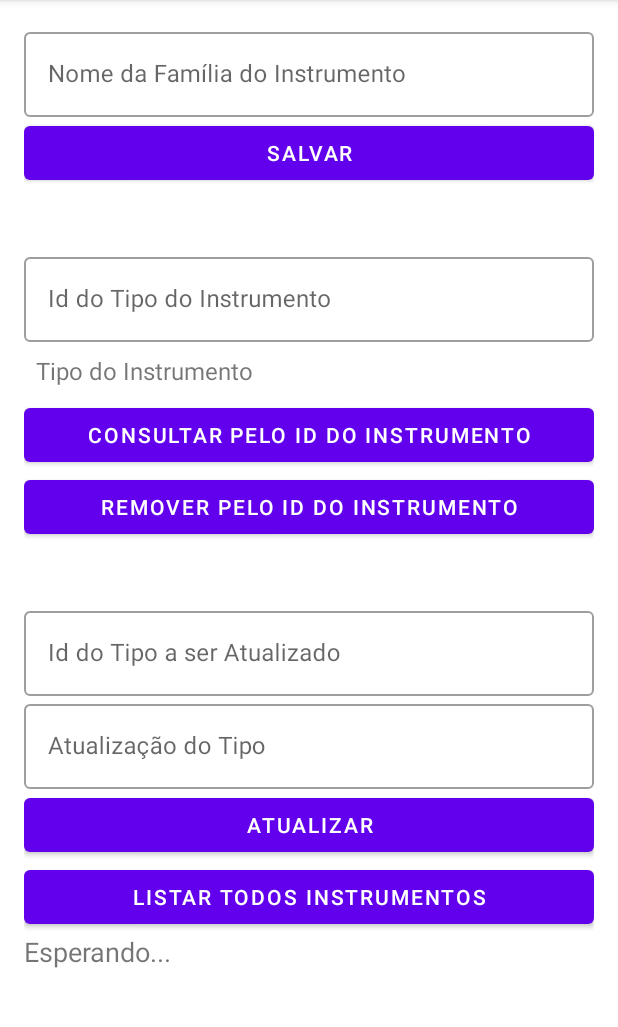
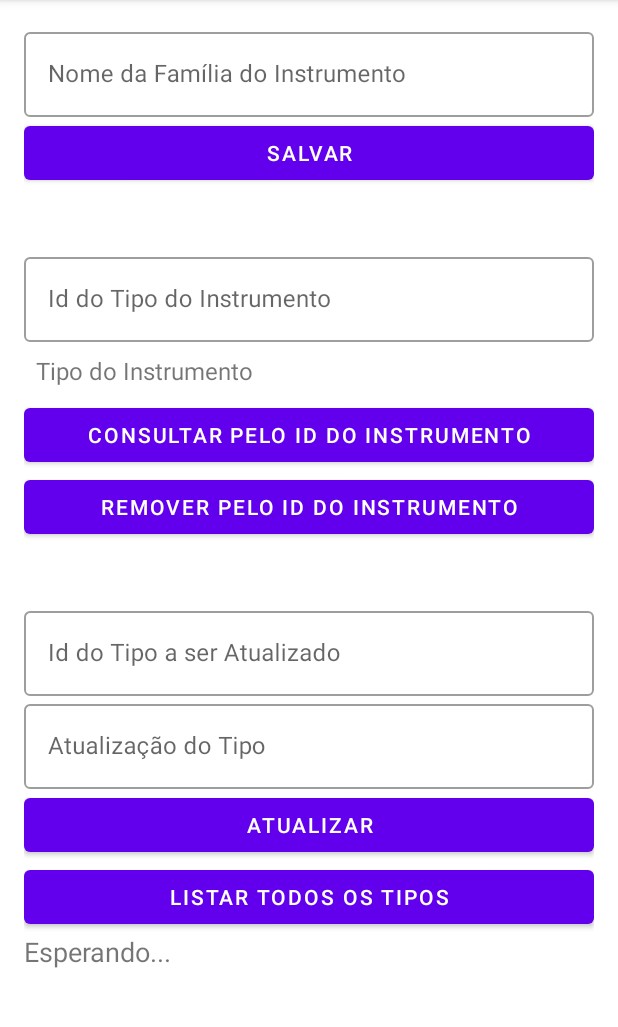
Before and after one commit to GabrielG-tech/MusicStore, an Android app: the TipoFragment screen opened through its navigation route, on a phone screen of 412 x 824 dp, the part 84-1111 px from its top. Run offline under Robolectric (Android 15) with nearby library versions, the phone set to English and light mode, and no system bars.

Commit message:
acertos_novo_codigo_1.2_manisfest_e_xml

```diff
--- a/app/src/main/AndroidManifest.xml
+++ b/app/src/main/AndroidManifest.xml
@@ -3,6 +3,7 @@
     xmlns:tools="http://schemas.android.com/tools">
 
     <application
+        android:name=".application.StoreApplication"
         android:allowBackup="true"
         android:dataExtractionRules="@xml/data_extraction_rules"
         android:fullBackupContent="@xml/backup_rules"
--- a/app/src/main/java/br/edu/infnet/musicstore/fragments/TipoFragment.kt
+++ b/app/src/main/java/br/edu/infnet/musicstore/fragments/TipoFragment.kt
@@ -25,7 +25,7 @@ class TipoFragment : Fragment() {
         inflater: LayoutInflater,
         container: ViewGroup?,
         savedInstanceState: Bundle?
-    ): View {
+    ): View? {
         _binding = FragmentTipoBinding.inflate(inflater, container, false)
         val view = binding.root
 
--- a/app/src/main/res/layout/fragment_tipo.xml
+++ b/app/src/main/res/layout/fragment_tipo.xml
@@ -110,7 +110,7 @@
                 android:id="@+id/btn_list_all"
                 android:layout_width="match_parent"
                 android:layout_height="wrap_content"
-                android:text="Listar Todos Instrumentos" />
+                android:text="Listar Todos Os Tipos" />
 
             <TextView
                 android:id="@+id/tv_all_tipos"
```
